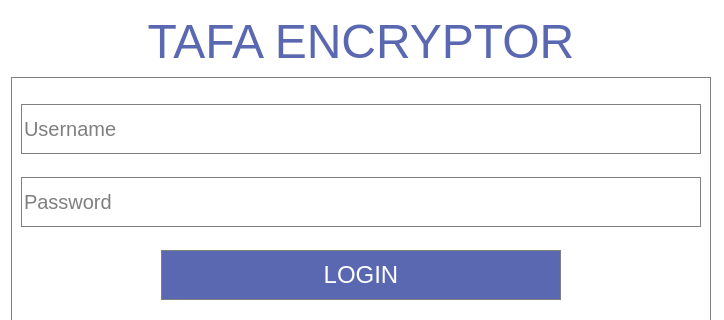
Old version of the form ui/login_v2.ui in the repository thaka-creations/player_encryptor; both pictures show x 0 to 724 and y 0 to 320 of the 724 by 634 pixel window.
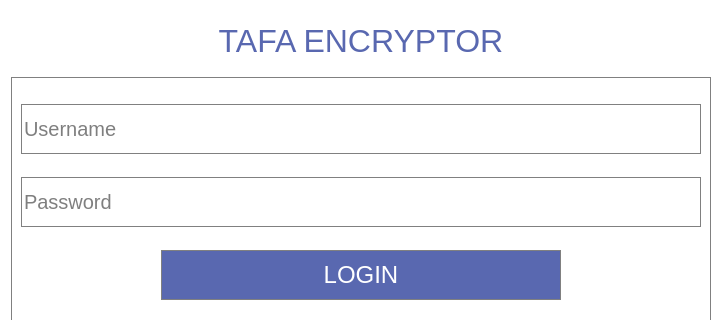
New version of the form.

What changed in the file:
```diff
--- a/ui/login_v2.ui
+++ b/ui/login_v2.ui
@@ -39,7 +39,7 @@
      </property>
      <property name="font">
       <font>
-       <pointsize>36</pointsize>
+       <pointsize>24</pointsize>
       </font>
      </property>
      <property name="styleSheet">
```
